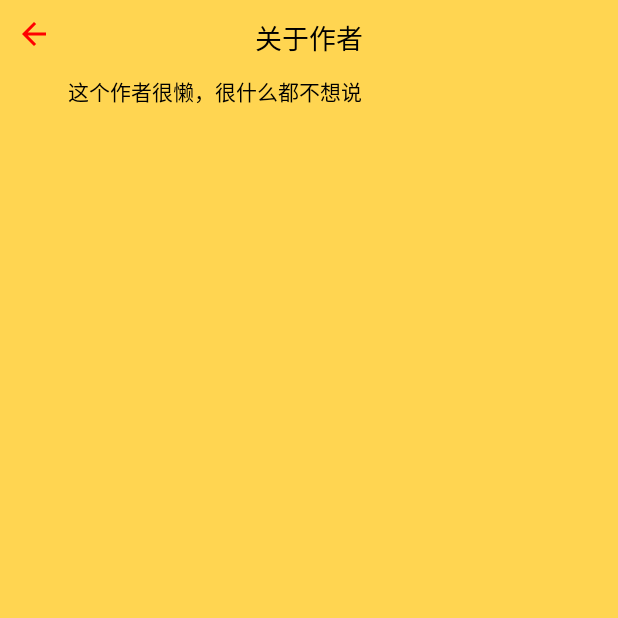
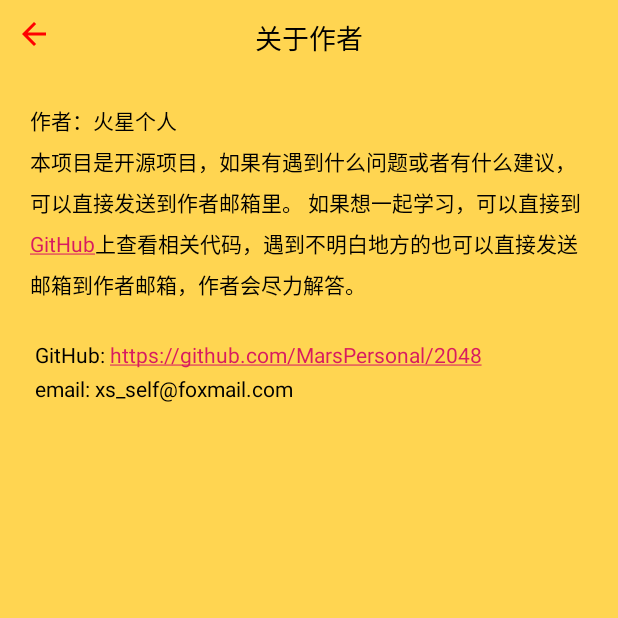
Before and after one commit to MarsPersonal/2048, an Android app: the fragment AuthorFragment placed in its activity, on a phone screen of 412 x 824 dp, the top half of it. Run offline under Robolectric (Android 15) with nearby library versions, the phone set to English and light mode, and no system bars; our stand-ins replace ButterKnife.

Commit message:
更新关于作者的作息

```diff
--- a/app/src/main/java/com/lear/game2048/fragment/AuthorFragment.java
+++ b/app/src/main/java/com/lear/game2048/fragment/AuthorFragment.java
@@ -1,10 +1,12 @@
 package com.lear.game2048.fragment;
 
 import android.os.Bundle;
+import android.text.method.LinkMovementMethod;
 import android.view.KeyEvent;
 import android.view.LayoutInflater;
 import android.view.View;
 import android.view.ViewGroup;
+import android.widget.TextView;
 
 import androidx.annotation.NonNull;
 import androidx.annotation.Nullable;
@@ -15,6 +17,7 @@ import com.lear.game2048.activity.MainActivity;
 import com.lear.game2048.transfer.ITransfer;
 import com.lear.game2048.utils.Message;
 
+import butterknife.BindView;
 import butterknife.ButterKnife;
 import butterknife.OnClick;
 import butterknife.Unbinder;
@@ -24,6 +27,9 @@ public class AuthorFragment extends BaseFragment {
     public static final String TAG = "AuthorFragment";
     private Unbinder mUnbinder;
 
+    @BindView(R.id.content)
+    TextView mTextView;
+
     @Override
     public View onView(LayoutInflater inflater, ViewGroup container, Bundle savedInstanceState) {
         return inflater.inflate(R.layout.fragment_author_fragment, container, false);
@@ -32,6 +38,9 @@ public class AuthorFragment extends BaseFragment {
     @Override
     public void onViewCreated(@NonNull View view, @Nullable Bundle savedInstanceState) {
         mUnbinder = ButterKnife.bind(this, view);
+
+        //这个设置可以使文本里的url被点击并转跳
+        mTextView.setMovementMethod(LinkMovementMethod.getInstance());
     }
 
     @Override
--- a/app/src/main/res/layout/fragment_author_fragment.xml
+++ b/app/src/main/res/layout/fragment_author_fragment.xml
@@ -1,11 +1,12 @@
 <?xml version="1.0" encoding="utf-8"?>
 <RelativeLayout xmlns:android="http://schemas.android.com/apk/res/android"
+    xmlns:app="http://schemas.android.com/apk/res-auto"
+    xmlns:tools="http://schemas.android.com/tools"
     android:layout_width="match_parent"
     android:layout_height="match_parent"
-    xmlns:tools="http://schemas.android.com/tools"
     android:background="@android:color/transparent"
-    tools:background="@color/colorMainBg"
-    android:orientation="vertical">
+    android:orientation="vertical"
+    tools:background="@color/colorMainBg">
 
 
     <TextView
@@ -30,14 +31,19 @@
         android:layout_alignParentStart="true"
         android:layout_alignParentBottom="true" />
 
-    <TextView
+    <androidx.appcompat.widget.AppCompatTextView
+        android:id="@+id/content"
         android:layout_width="match_parent"
         android:layout_height="match_parent"
         android:layout_below="@id/title"
-        android:paddingStart="45dp"
-        android:paddingEnd="45dp"
+        android:paddingStart="20dp"
+        android:paddingTop="20dp"
+        android:paddingEnd="20dp"
         android:text="@string/author_context"
-        android:textColor="@android:color/black" />
+        android:textColor="@android:color/black"
+        android:textIsSelectable="true"
+        android:textSize="14sp"
+        app:lineHeight="@dimen/sw_60dp" />
 
 
 </RelativeLayout>
--- a/app/src/main/res/values/strings.xml
+++ b/app/src/main/res/values/strings.xml
@@ -19,7 +19,7 @@
     <string name="do_you_remember_your_name">还记得你的名字吗？</string>
     <string name="sub">确定</string>
 
-    <string name="author_context">这个作者很懒，很什么都不想说</string>
+
     <string name="bgm">B G M</string>
     <string name="sound_effect">音效</string>
     <string name="high_frame_rate_mode">高帧率模式</string>
@@ -33,6 +33,8 @@
         3、首先满足最大数和次大数在的那一列/行是满的。\n
         4、时刻注意活动较大数（32以上）旁边要有相近的数。\n
         5、以大数所在的一行为主要移动方向</string>
+
+
     <string name="level_chart">等级对照表</string>
     <string name="equal_sign">=</string>
     <string name="new_create_game">新建游戏</string>
@@ -45,4 +47,10 @@
     <string name="add_data_loading">添加中，请稍等&#8230;</string>
     <string name="cancel">取消</string>
     <string name="please_enter_number_letter_or_chinese">请输入数字、字母或中文</string>
+
+    <string name="author_context">作者：火星个人\n本项目是开源项目，如果有遇到什么问题或者有什么建议，可以直接发送到作者邮箱里。
+        如果想一起学习，可以直接到<a href="https://github.com/MarsPersonal/2048">GitHub</a>上查看相关代码，遇到不明白地方的也可以直接发送邮箱到作者邮箱，作者会尽力解答。\n\n
+        GitHub: <a href="https://github.com/MarsPersonal/2048">https://github.com/MarsPersonal/2048</a>\n
+        email: xs_self@foxmail.com
+    </string>
 </resources>
```
Also changed, not shown: 1 other file.
